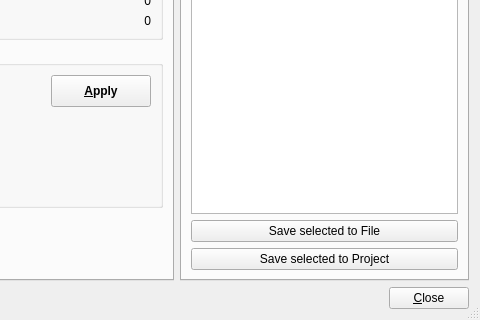
Old version of the form plugins/tcspcimporter/qfetcspcimporterfretchen2.ui in the repository jkriege2/QuickFit3; both pictures show x 653 to 1133 and y 307 to 627 of the 1133 by 627 pixel window.
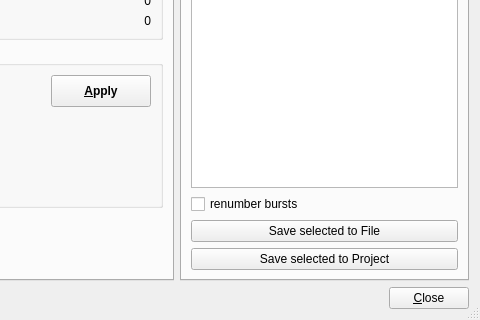
New version of the form. Icons and pictures are not drawn. Custom widgets are drawn as their Qt base class.

Commit message: tcspcimporter: improved export and GUI in burst analyzer

Diff of the .ui file:
```diff
--- a/plugins/tcspcimporter/qfetcspcimporterfretchen2.ui
+++ b/plugins/tcspcimporter/qfetcspcimporterfretchen2.ui
@@ -23,8 +23,10 @@
   <property name="sizeGripEnabled">
    <bool>true</bool>
   </property>
-  <layout class="QGridLayout" name="gridLayout_8" columnstretch="3,1">
-   <item row="0" column="0">
+  <layout class="QVBoxLayout" name="verticalLayout_4">
+   <item>
+    <layout class="QHBoxLayout" name="layTabs">
+     <item>
     <widget class="QTabWidget" name="tabWidget">
      <property name="currentIndex">
       <number>1</number>
@@ -1681,7 +1683,7 @@
      </widget>
     </widget>
    </item>
-   <item row="0" column="1">
+     <item>
     <widget class="QTabWidget" name="tabMultiFile">
      <property name="currentIndex">
       <number>0</number>
@@ -1775,6 +1777,18 @@
          </property>
         </widget>
        </item>
+         <item>
+          <widget class="QCheckBox" name="chkMSRenumberBursts">
+           <property name="toolTip">
+            <string>If this is checked, the bursts in the multi-file output are renumbered (continuous, unique numbers) before saving.
+If unchecked, the bursts keep their number, which might not be unique in the file.
+In any case, an additional column will contain the file ID</string>
+           </property>
+           <property name="text">
+            <string>renumber bursts</string>
+           </property>
+          </widget>
+         </item>
        <item>
         <widget class="QPushButton" name="btnSaveToMulti">
          <property name="text">
@@ -1801,7 +1815,9 @@
      </widget>
     </widget>
    </item>
-   <item row="1" column="0" colspan="2">
+    </layout>
+   </item>
+   <item>
     <layout class="QHBoxLayout" name="horizontalLayout">
      <item>
       <widget class="QPushButton" name="btnHelp">
```
Lines whose indentation alone changed are shown as unchanged. The commit also changes 8 other files.
